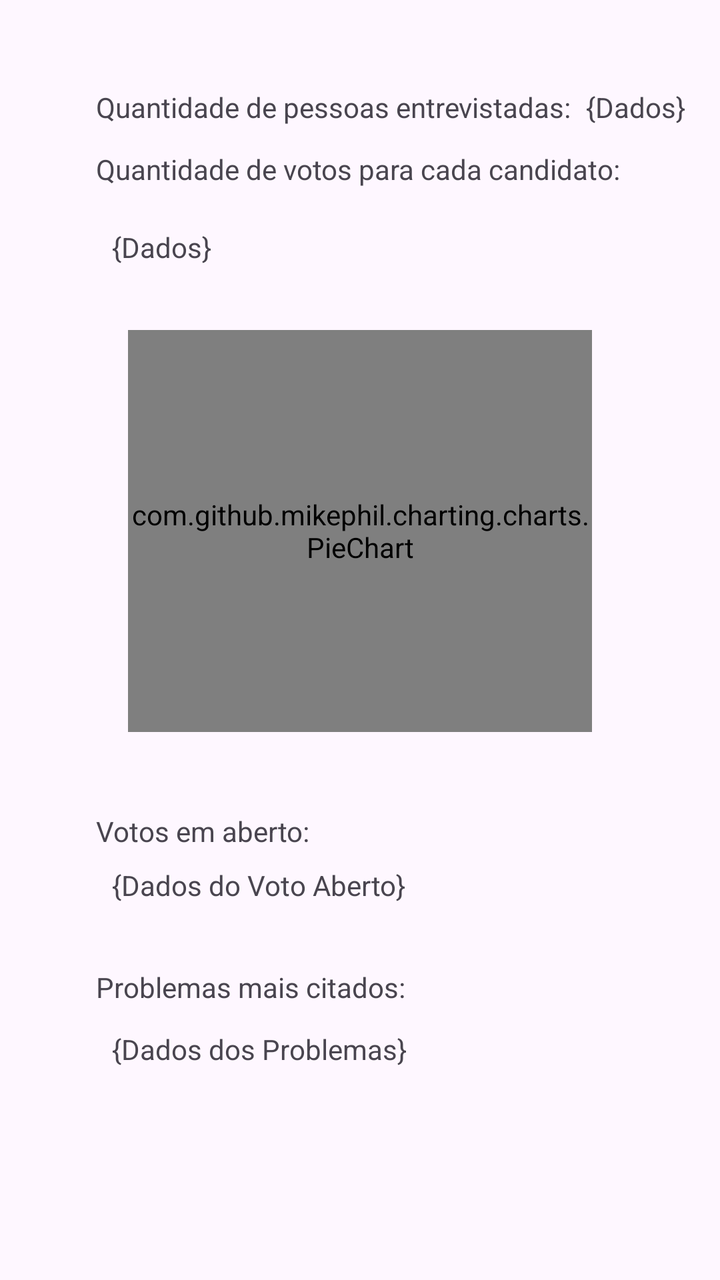
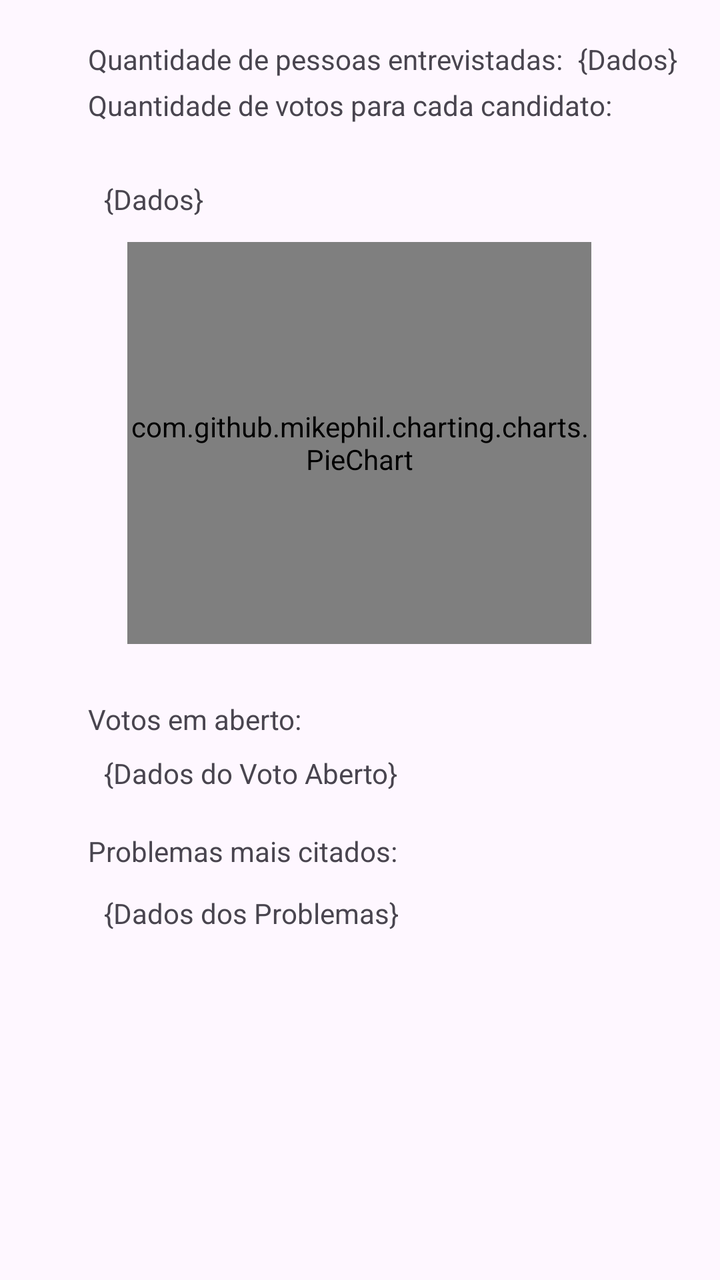

Screens rendered from an Android XML layout before and after an edit, with the pre-edit source and the edit as a unified diff.
<!-- AndroidManifest.xml: application theme Theme.PesquisaEleitoral -->
<!-- res/layout/activity_dados.xml -->
<?xml version="1.0" encoding="utf-8"?>
<androidx.constraintlayout.widget.ConstraintLayout xmlns:android="http://schemas.android.com/apk/res/android"
    xmlns:app="http://schemas.android.com/apk/res-auto"
    xmlns:tools="http://schemas.android.com/tools"
    android:id="@+id/main"
    android:layout_width="match_parent"
    android:layout_height="match_parent"
    tools:context=".DadosActivity">

    <com.github.mikephil.charting.charts.PieChart
        android:id="@+id/graficoVotos"
        android:layout_width="232dp"
        android:layout_height="201dp"
        android:layout_marginTop="32dp"
        app:layout_constraintStart_toStartOf="parent"
        app:layout_constraintEnd_toEndOf="parent"
        app:layout_constraintTop_toBottomOf="@+id/dadosPesquisa" />

    <TextView
        android:id="@+id/dadosProblemas"
        android:layout_width="308dp"
        android:layout_height="wrap_content"
        android:layout_marginStart="56dp"
        android:layout_marginTop="12dp"
        android:text="{Dados dos Problemas}"
        app:layout_constraintStart_toStartOf="parent"
        app:layout_constraintTop_toBottomOf="@+id/textView20" />

    <TextView
        android:id="@+id/textView18"
        android:layout_width="wrap_content"
        android:layout_height="wrap_content"
        android:layout_marginStart="48dp"
        android:layout_marginTop="12dp"
        android:text="Quantidade de votos para cada candidato:"
        app:layout_constraintStart_toStartOf="parent"
        app:layout_constraintTop_toBottomOf="@+id/textView17" />

    <TextView
        android:id="@+id/textView17"
        android:layout_width="wrap_content"
        android:layout_height="wrap_content"
        android:layout_marginStart="48dp"
        android:layout_marginTop="44dp"
        android:text="Quantidade de pessoas entrevistadas: "
        app:layout_constraintStart_toStartOf="parent"
        app:layout_constraintTop_toTopOf="parent" />

    <TextView
        android:id="@+id/totalEntrevistados"
        android:layout_width="wrap_content"
        android:layout_height="wrap_content"
        android:layout_marginStart="4dp"
        android:layout_marginTop="44dp"
        android:text="{Dados}"
        app:layout_constraintStart_toEndOf="@+id/textView17"
        app:layout_constraintTop_toTopOf="parent" />

    <TextView
        android:id="@+id/textView20"
        android:layout_width="wrap_content"
        android:layout_height="wrap_content"
        android:layout_marginStart="48dp"
        android:layout_marginTop="32dp"
        android:text="Problemas mais citados:"
        app:layout_constraintStart_toStartOf="parent"
        app:layout_constraintTop_toBottomOf="@+id/dadosVotoAberto" />

    <TextView
        android:id="@+id/textView19"
        android:layout_width="wrap_content"
        android:layout_height="wrap_content"
        android:layout_marginStart="48dp"
        android:layout_marginTop="40dp"
        android:text="Votos em aberto:"
        app:layout_constraintStart_toStartOf="parent"
        app:layout_constraintTop_toBottomOf="@+id/graficoVotos" />

    <TextView
        android:id="@+id/dadosPesquisa"
        android:layout_width="wrap_content"
        android:layout_height="wrap_content"
        android:layout_marginStart="56dp"
        android:layout_marginTop="20dp"
        android:text="{Dados}"
        app:layout_constraintStart_toStartOf="parent"
        app:layout_constraintTop_toBottomOf="@+id/textView18" />

    <TextView
        android:id="@+id/dadosVotoAberto"
        android:layout_width="wrap_content"
        android:layout_height="wrap_content"
        android:layout_marginStart="56dp"
        android:layout_marginTop="8dp"
        android:text="{Dados do Voto Aberto}"
        app:layout_constraintStart_toStartOf="parent"
        app:layout_constraintTop_toBottomOf="@+id/textView19" />

</androidx.constraintlayout.widget.ConstraintLayout>
<!-- resources referenced by this layout -->
<resources>
  <style name="Theme.PesquisaEleitoral" parent="Base.Theme.PesquisaEleitoral" />
  <style name="Base.Theme.PesquisaEleitoral" parent="Theme.Material3.DayNight.NoActionBar">
          
          
      </style>
</resources>

<!-- the commit's change to res/layout/activity_dados.xml (unified diff, before → after) -->
@@ -11,37 +11,78 @@
         android:id="@+id/graficoVotos"
         android:layout_width="232dp"
         android:layout_height="201dp"
-        android:layout_marginTop="32dp"
+        android:layout_marginTop="12dp"
+        app:layout_constraintEnd_toEndOf="parent"
+        app:layout_constraintHorizontal_bias="0.497"
         app:layout_constraintStart_toStartOf="parent"
-        app:layout_constraintEnd_toEndOf="parent"
         app:layout_constraintTop_toBottomOf="@+id/dadosPesquisa" />
 
     <TextView
         android:id="@+id/dadosProblemas"
         android:layout_width="308dp"
         android:layout_height="wrap_content"
-        android:layout_marginStart="56dp"
+        android:layout_marginStart="52dp"
         android:layout_marginTop="12dp"
         android:text="{Dados dos Problemas}"
         app:layout_constraintStart_toStartOf="parent"
         app:layout_constraintTop_toBottomOf="@+id/textView20" />
 
     <TextView
+        android:id="@+id/textView20"
+        android:layout_width="wrap_content"
+        android:layout_height="wrap_content"
+        android:layout_marginStart="44dp"
+        android:layout_marginTop="20dp"
+        android:text="Problemas mais citados:"
+        app:layout_constraintStart_toStartOf="parent"
+        app:layout_constraintTop_toBottomOf="@+id/dadosVotoAberto" />
+
+    <TextView
+        android:id="@+id/dadosVotoAberto"
+        android:layout_width="wrap_content"
+        android:layout_height="wrap_content"
+        android:layout_marginStart="52dp"
+        android:layout_marginTop="8dp"
+        android:text="{Dados do Voto Aberto}"
+        app:layout_constraintStart_toStartOf="parent"
+        app:layout_constraintTop_toBottomOf="@+id/textView19" />
+
+    <TextView
+        android:id="@+id/textView19"
+        android:layout_width="wrap_content"
+        android:layout_height="wrap_content"
+        android:layout_marginStart="44dp"
+        android:layout_marginTop="28dp"
+        android:text="Votos em aberto:"
+        app:layout_constraintStart_toStartOf="parent"
+        app:layout_constraintTop_toBottomOf="@+id/graficoVotos" />
+
+    <TextView
         android:id="@+id/textView18"
         android:layout_width="wrap_content"
         android:layout_height="wrap_content"
-        android:layout_marginStart="48dp"
-        android:layout_marginTop="12dp"
+        android:layout_marginStart="44dp"
+        android:layout_marginTop="4dp"
         android:text="Quantidade de votos para cada candidato:"
         app:layout_constraintStart_toStartOf="parent"
         app:layout_constraintTop_toBottomOf="@+id/textView17" />
 
     <TextView
+        android:id="@+id/dadosPesquisa"
+        android:layout_width="wrap_content"
+        android:layout_height="wrap_content"
+        android:layout_marginStart="52dp"
+        android:layout_marginTop="28dp"
+        android:text="{Dados}"
+        app:layout_constraintStart_toStartOf="parent"
+        app:layout_constraintTop_toBottomOf="@+id/textView18" />
+
+    <TextView
         android:id="@+id/textView17"
         android:layout_width="wrap_content"
         android:layout_height="wrap_content"
-        android:layout_marginStart="48dp"
-        android:layout_marginTop="44dp"
+        android:layout_marginStart="44dp"
+        android:layout_marginTop="20dp"
         android:text="Quantidade de pessoas entrevistadas: "
         app:layout_constraintStart_toStartOf="parent"
         app:layout_constraintTop_toTopOf="parent" />
@@ -51,49 +92,9 @@
         android:layout_width="wrap_content"
         android:layout_height="wrap_content"
         android:layout_marginStart="4dp"
-        android:layout_marginTop="44dp"
+        android:layout_marginTop="20dp"
         android:text="{Dados}"
         app:layout_constraintStart_toEndOf="@+id/textView17"
         app:layout_constraintTop_toTopOf="parent" />
 
-    <TextView
-        android:id="@+id/textView20"
-        android:layout_width="wrap_content"
-        android:layout_height="wrap_content"
-        android:layout_marginStart="48dp"
-        android:layout_marginTop="32dp"
-        android:text="Problemas mais citados:"
-        app:layout_constraintStart_toStartOf="parent"
-        app:layout_constraintTop_toBottomOf="@+id/dadosVotoAberto" />
-
-    <TextView
-        android:id="@+id/textView19"
-        android:layout_width="wrap_content"
-        android:layout_height="wrap_content"
-        android:layout_marginStart="48dp"
-        android:layout_marginTop="40dp"
-        android:text="Votos em aberto:"
-        app:layout_constraintStart_toStartOf="parent"
-        app:layout_constraintTop_toBottomOf="@+id/graficoVotos" />
-
-    <TextView
-        android:id="@+id/dadosPesquisa"
-        android:layout_width="wrap_content"
-        android:layout_height="wrap_content"
-        android:layout_marginStart="56dp"
-        android:layout_marginTop="20dp"
-        android:text="{Dados}"
-        app:layout_constraintStart_toStartOf="parent"
-        app:layout_constraintTop_toBottomOf="@+id/textView18" />
-
-    <TextView
-        android:id="@+id/dadosVotoAberto"
-        android:layout_width="wrap_content"
-        android:layout_height="wrap_content"
-        android:layout_marginStart="56dp"
-        android:layout_marginTop="8dp"
-        android:text="{Dados do Voto Aberto}"
-        app:layout_constraintStart_toStartOf="parent"
-        app:layout_constraintTop_toBottomOf="@+id/textView19" />
-
 </androidx.constraintlayout.widget.ConstraintLayout>
